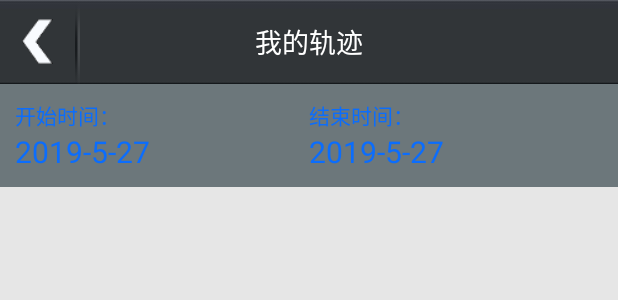
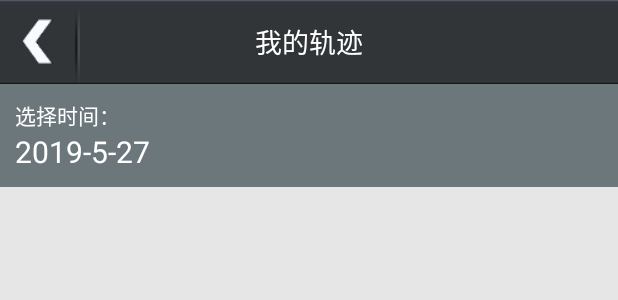
Before and after one commit to cuihw/collection, an Android app: the layout fragment_settings_trace.xml on its own in the app's theme, with its tools: preview values and no code run, on a phone screen of 412 x 824 dp. Shown: the top 300 px of the screen. Run offline under Robolectric (Android 15) with nearby library versions, the phone set to English and light mode, and no system bars.

Commit message:
query the trace from baidu eagle eye.

```diff
--- a/app/src/main/java/com/data/collection/MainActivity.java
+++ b/app/src/main/java/com/data/collection/MainActivity.java
@@ -5,6 +5,7 @@ import android.widget.Toast;
 
 import com.data.collection.activity.BaseActivity;
 import com.data.collection.activity.LoginActivity;
+import com.data.collection.data.BaiduTrace;
 import com.data.collection.data.CacheData;
 import com.data.collection.fragment.FragmentCheckRecord;
 import com.data.collection.fragment.FragmentHome;
@@ -105,6 +106,8 @@ public class MainActivity extends BaseActivity {
     @Override
     protected void onDestroy() {
         LocationController.getInstance().stopLocation();
+
+        BaiduTrace.getInstance().stop();
         super.onDestroy();
     }
 
@@ -116,7 +119,6 @@ public class MainActivity extends BaseActivity {
         } else {
             Toast.makeText(this, R.string.exit_toast, Toast.LENGTH_SHORT).show();
             firstExitTime = curTime;
-
         }
     }
 
--- a/app/src/main/res/layout/activity_main.xml
+++ b/app/src/main/res/layout/activity_main.xml
@@ -16,7 +16,7 @@
         jp:TabTextSize="@dimen/font5"
         jp:TabIconSize="25dp"
         jp:TabSelectColor="@color/font0"
-        jp:TabNormalColor="@color/font3"/>
+        jp:TabNormalColor="@color/tabfont"/>
     <FrameLayout
         android:id="@+id/container"
         android:layout_height="match_parent"
--- a/app/src/main/res/layout/fragment_settings_trace.xml
+++ b/app/src/main/res/layout/fragment_settings_trace.xml
@@ -1,81 +1,45 @@
 <?xml version="1.0" encoding="utf-8"?>
-<LinearLayout
-    xmlns:android="http://schemas.android.com/apk/res/android"
+<LinearLayout xmlns:android="http://schemas.android.com/apk/res/android"
     xmlns:title="http://schemas.android.com/apk/res-auto"
     android:layout_width="match_parent"
     android:layout_height="match_parent"
     android:background="@color/background1"
-    android:orientation="vertical"
-    >
+    android:orientation="vertical">
+
     <com.data.collection.view.TitleView
         android:id="@+id/title_view"
         android:layout_width="match_parent"
         android:layout_height="wrap_content"
-        title:TitleText="我的轨迹"
         title:IconLeft="@mipmap/top_back"
-        />
+        title:TitleText="我的轨迹" />
+
     <LinearLayout
+        android:id="@+id/datetime_layout"
         android:layout_width="match_parent"
         android:layout_height="wrap_content"
-        android:orientation="horizontal"
-        android:padding="@dimen/item_padding"
         android:background="@color/background5"
-        >
-        <LinearLayout
-            android:layout_width="match_parent"
-            android:layout_weight="1"
-            android:layout_height="wrap_content"
         android:orientation="vertical"
-            >
+        android:padding="@dimen/item_padding">
+
         <TextView
             android:layout_width="match_parent"
             android:layout_height="wrap_content"
-                android:text="开始时间："
-                android:textColor="@color/font0"
-                />
+            android:text="选择时间："
+            android:textColor="@color/white" />
+
         <TextView
-                android:id="@+id/start"
+            android:id="@+id/starttime"
             android:layout_width="match_parent"
             android:layout_height="wrap_content"
             android:layout_weight="1"
-                android:textColor="@color/font0"
             android:text="2019-5-27"
-                android:textSize="@dimen/font2"
-                />
+            android:textColor="@color/white"
+            android:textSize="@dimen/font2" />
     </LinearLayout>
-
-        <LinearLayout
+    <!-- open map -->
+    <FrameLayout
+        android:id="@+id/map_framelayout"
         android:layout_width="match_parent"
-            android:layout_weight="1"
-            android:layout_height="wrap_content"
-            android:orientation="vertical"
-            >
-            <TextView
-                android:layout_width="match_parent"
-                android:layout_height="wrap_content"
-                android:textColor="@color/font0"
-                android:text="结束时间："
-                />
-
-            <!---->
-            <TextView
-                android:id="@+id/endtime"
-                android:layout_width="match_parent"
-                android:layout_height="wrap_content"
-                android:layout_weight="1"
-                android:textColor="@color/font0"
-                android:text="2019-5-27"
-                android:textSize="@dimen/font2"
-                />
-        </LinearLayout>
-    </LinearLayout>
-
-    <ListView
-        android:id="@+id/listview"
-        android:layout_width="match_parent"
-        android:layout_height="wrap_content">
-
-    </ListView>
-
+        android:layout_height="match_parent" />
 
 </LinearLayout>
--- a/app/src/main/res/values/colors.xml
+++ b/app/src/main/res/values/colors.xml
@@ -65,4 +65,5 @@
     <color name="transparent20">#40000000</color>
 
     <color name="transparent100">#00000000</color>
+    <color name="tabfont">#4b4b4b</color>
 </resources>
```
Also changed, not shown: app/src/main/java/com/data/collection/data/BaiduTrace.java (+14 -17 lines), app/src/main/java/com/data/collection/fragment/FragmentTrace.java (+85 -0 lines), app/src/main/java/com/data/collection/util/DateUtils.java (+8 -2 lines). Lines whose indentation alone changed are shown as unchanged.
